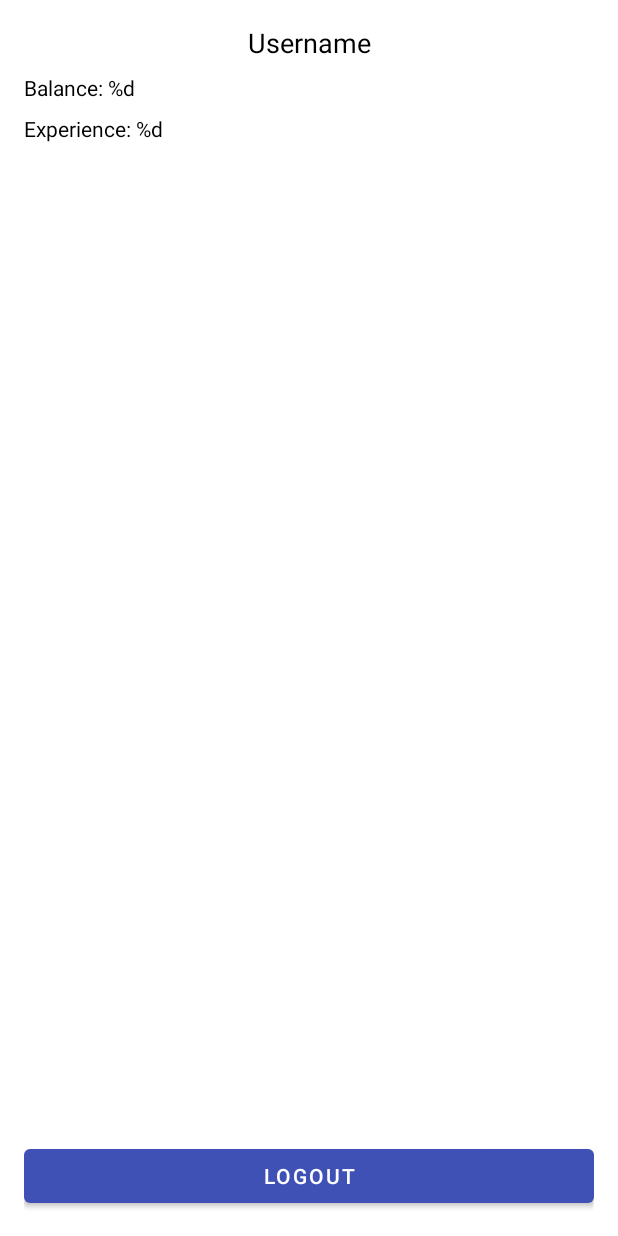
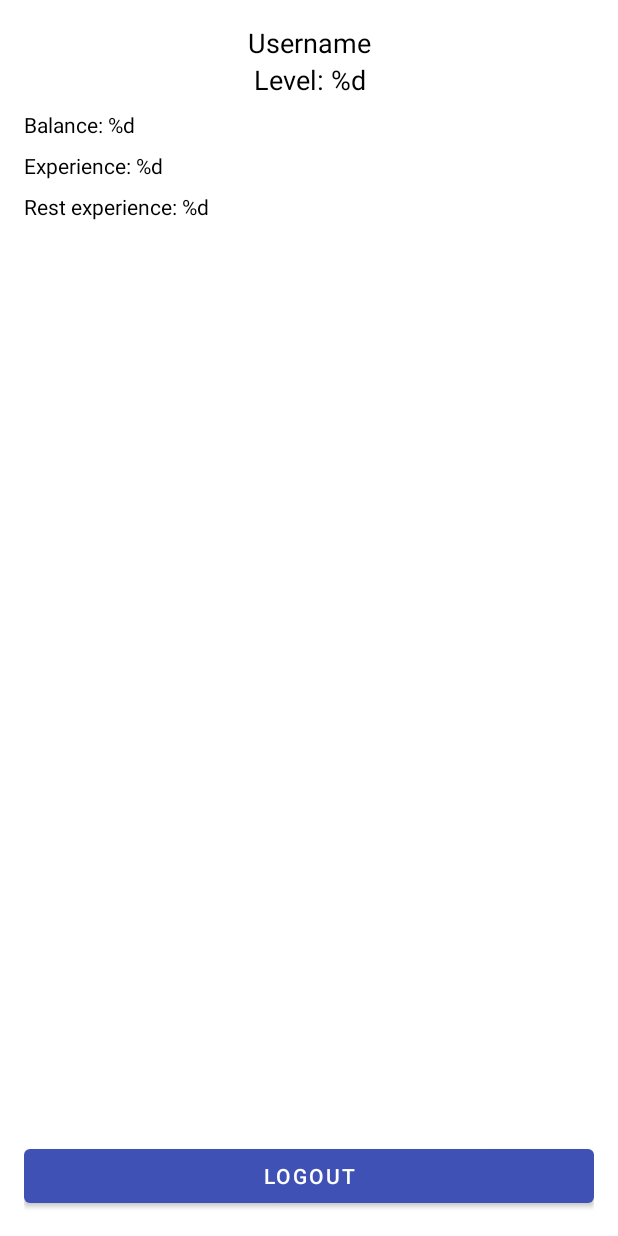
Before and after one commit to todaywesleep/FindItRx, an Android app: the layout main_fragment_profile.xml on its own in the app's theme, with its tools: preview values and no code run, on a phone screen of 412 x 824 dp. Run offline under Robolectric (Android 15) with nearby library versions, the phone set to English and light mode, and no system bars.

Commit message:
Implement level model

```diff
--- a/app/src/main/java/pro/papaya/canyo/finditrx/adapter/UserQuestsAdapter.java
+++ b/app/src/main/java/pro/papaya/canyo/finditrx/adapter/UserQuestsAdapter.java
@@ -53,6 +53,7 @@ public class UserQuestsAdapter extends RecyclerView.Adapter<UserQuestsAdapter.Vi
     UserQuestModel model = data.get(position);
     holder.questName.setText(model.getLabel());
     holder.questReward.setText(Integer.toString(model.getReward()));
+    holder.questRewardExperience.setText(Integer.toString(model.getExperience()));
 
     if (!holder.hasOnClickListeners()) {
       holder.setOnClickListener(v -> {
@@ -95,6 +96,8 @@ public class UserQuestsAdapter extends RecyclerView.Adapter<UserQuestsAdapter.Vi
     TextView questName;
     @BindView(R.id.item_user_quest_reward)
     TextView questReward;
+    @BindView(R.id.item_user_quest_reward_exp)
+    TextView questRewardExperience;
 
     public void setOnClickListener(View.OnClickListener onClickListener) {
       rootView.setOnClickListener(onClickListener);
--- a/app/src/main/java/pro/papaya/canyo/finditrx/model/firebase/UserModel.java
+++ b/app/src/main/java/pro/papaya/canyo/finditrx/model/firebase/UserModel.java
@@ -6,7 +6,7 @@ public class UserModel {
   private String id;
   private long balance = 0;
   private int level = 0;
-  private long experience = 0;
+  private int experience = 0;
 
   public UserModel() {
     super();
@@ -61,11 +61,11 @@ public class UserModel {
     this.level = level;
   }
 
-  public long getExperience() {
+  public int getExperience() {
     return experience;
   }
 
-  public void setExperience(long experience) {
+  public void setExperience(int experience) {
     this.experience = experience;
   }
 }
--- a/app/src/main/java/pro/papaya/canyo/finditrx/utils/Constants.java
+++ b/app/src/main/java/pro/papaya/canyo/finditrx/utils/Constants.java
@@ -10,8 +10,6 @@ public final class Constants {
   public static final int USER_MAX_QUESTS = 5;
   public static final int TIME_TO_QUEST_MINS = 1;
   public static final String EMPTY_STRING = "";
-  public static final String TIME_UNIT_SEPARATOR = ":";
-  public static final String TABULATION = "\t";
 
   //REWARD SECTION
   public static final int BOTTOM_BORDER_QUEST_REWARD = 20;
--- a/app/src/main/java/pro/papaya/canyo/finditrx/viewmodel/ProfileViewModel.java
+++ b/app/src/main/java/pro/papaya/canyo/finditrx/viewmodel/ProfileViewModel.java
@@ -2,6 +2,7 @@ package pro.papaya.canyo.finditrx.viewmodel;
 
 import androidx.lifecycle.ViewModel;
 import io.reactivex.Observable;
+import io.reactivex.Single;
 import pro.papaya.canyo.finditrx.firebase.FireBaseProfileManager;
 import pro.papaya.canyo.finditrx.model.firebase.UserModel;
 
@@ -9,4 +10,8 @@ public class ProfileViewModel extends ViewModel {
   public Observable<UserModel> getObservableUser() {
     return FireBaseProfileManager.getInstance().getObservableUser();
   }
+
+  public Single<Void> increaseUserLevel() {
+    return FireBaseProfileManager.getInstance().increaseUserLevel();
+  }
 }
--- a/app/src/main/res/layout/main_fragment_profile.xml
+++ b/app/src/main/res/layout/main_fragment_profile.xml
@@ -19,20 +19,39 @@
         tools:text="Username" />
 
     <TextView
+        android:id="@+id/profile_level"
+        android:layout_width="match_parent"
+        android:layout_height="wrap_content"
+        android:textAlignment="center"
+        android:textSize="18sp"
+        app:layout_constraintEnd_toEndOf="parent"
+        app:layout_constraintStart_toStartOf="parent"
+        app:layout_constraintTop_toBottomOf="@id/profile_username"
+        tools:text="@string/fragment_profile_level" />
+
+    <TextView
         android:id="@+id/profile_balance"
         android:layout_width="match_parent"
         android:layout_height="wrap_content"
         android:layout_marginTop="@dimen/padding_small"
         android:text="@string/fragment_quests_balance"
-        app:layout_constraintTop_toBottomOf="@id/profile_username" />
+        app:layout_constraintTop_toBottomOf="@id/profile_level" />
 
     <TextView
         android:id="@+id/profile_experience"
         android:layout_width="match_parent"
         android:layout_height="wrap_content"
         android:layout_marginTop="@dimen/padding_small"
-        android:text="@string/fragment_quests_experience"
+        android:text="@string/fragment_profile_experience"
         app:layout_constraintTop_toBottomOf="@id/profile_balance" />
+
+    <TextView
+        android:id="@+id/profile_rest_experience"
+        android:layout_width="match_parent"
+        android:layout_height="wrap_content"
+        android:layout_marginTop="@dimen/padding_small"
+        android:text="@string/fragment_profile_rest_experience"
+        app:layout_constraintTop_toBottomOf="@id/profile_experience" />
 
     <Button
         android:id="@+id/profile_logout"
--- a/app/src/main/res/values/strings.xml
+++ b/app/src/main/res/values/strings.xml
@@ -33,8 +33,10 @@
     <string name="fragment_quests_remaining_time">Time to new quest:\t %02d min %02d sec</string>
     <string name="fragment_quests_quest_max">You have maximum quests</string>
     <string name="fragment_quests_balance">Balance: %d</string>
-    <string name="fragment_quests_experience">Experience: %d</string>
     <string name="fragment_quests_level">Level: %d</string>
     <!-- Profile fragment -->
     <string name="fragment_profile_logout">Logout</string>
+    <string name="fragment_profile_level">Level: %d</string>
+    <string name="fragment_profile_experience">Experience: %d</string>
+    <string name="fragment_profile_rest_experience">Rest experience: %d</string>
 </resources>
```
Also changed, not shown: app/src/main/java/pro/papaya/canyo/finditrx/firebase/FireBaseProfileManager.java (+25 -2 lines), app/src/main/java/pro/papaya/canyo/finditrx/fragment/ProfileFragment.java (+44 -2 lines), app/src/main/java/pro/papaya/canyo/finditrx/utils/CalculatorUtils.java (added, +10 -0 lines), app/src/main/res/layout/item_user_quest.xml (+11 -0 lines).
